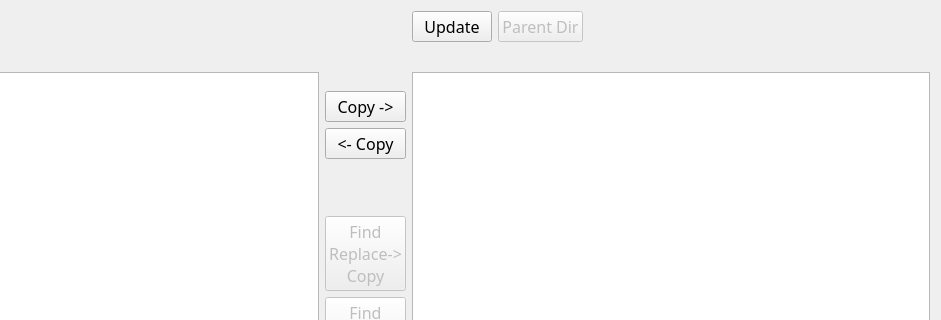
Old version of the form data/standard_tab.ui in the repository SumoLogic/sumologictoolbox; both pictures show x 210 to 1151 and y 0 to 320 of the 1151 by 433 pixel window.
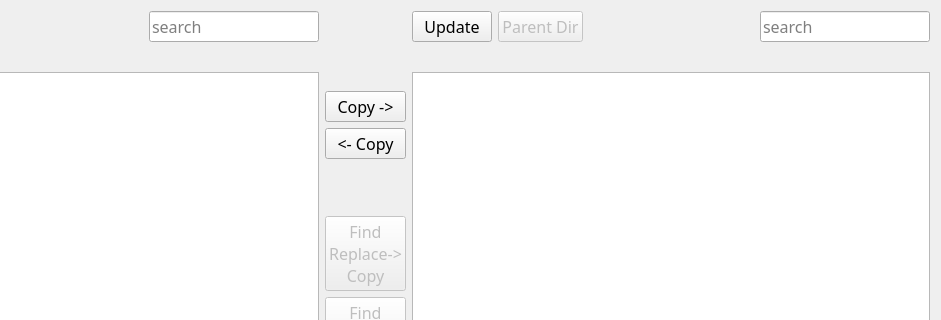
New version of the form.

Commit message: Complete refactor of most tabs to introduce the concept of adapters, which will allow new integrations to be built in the future, such as git and github integrations. Also most things are multi-threaded now.

What changed in the file:
```diff
--- a/data/standard_tab.ui
+++ b/data/standard_tab.ui
@@ -74,6 +74,19 @@
            </property>
           </spacer>
          </item>
+         <item>
+          <widget class="QLineEdit" name="lineEditSearchLeft">
+           <property name="font">
+            <font>
+             <family>Waree</family>
+             <pointsize>12</pointsize>
+            </font>
+           </property>
+           <property name="placeholderText">
+            <string>search</string>
+           </property>
+          </widget>
+         </item>
         </layout>
        </item>
       </layout>
@@ -369,6 +382,19 @@
            </property>
           </spacer>
          </item>
+         <item>
+          <widget class="QLineEdit" name="lineEditSearchRight">
+           <property name="font">
+            <font>
+             <family>Waree</family>
+             <pointsize>12</pointsize>
+            </font>
+           </property>
+           <property name="placeholderText">
+            <string>search</string>
+           </property>
+          </widget>
+         </item>
         </layout>
        </item>
       </layout>
```
The commit also changes 3 other files.
